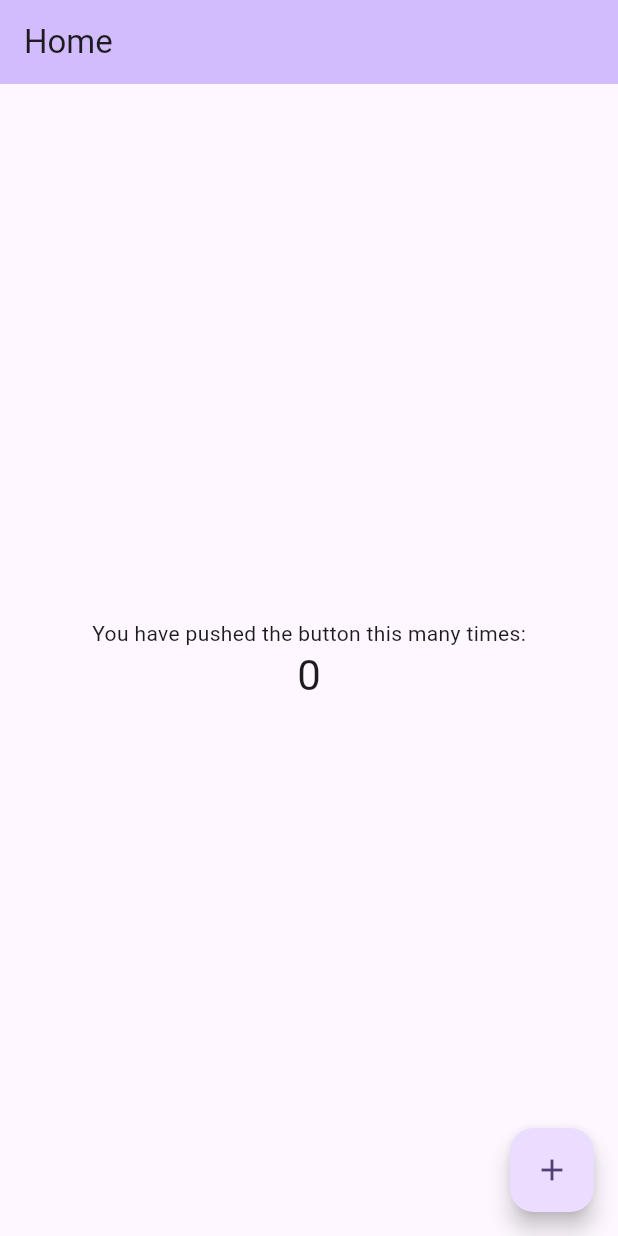
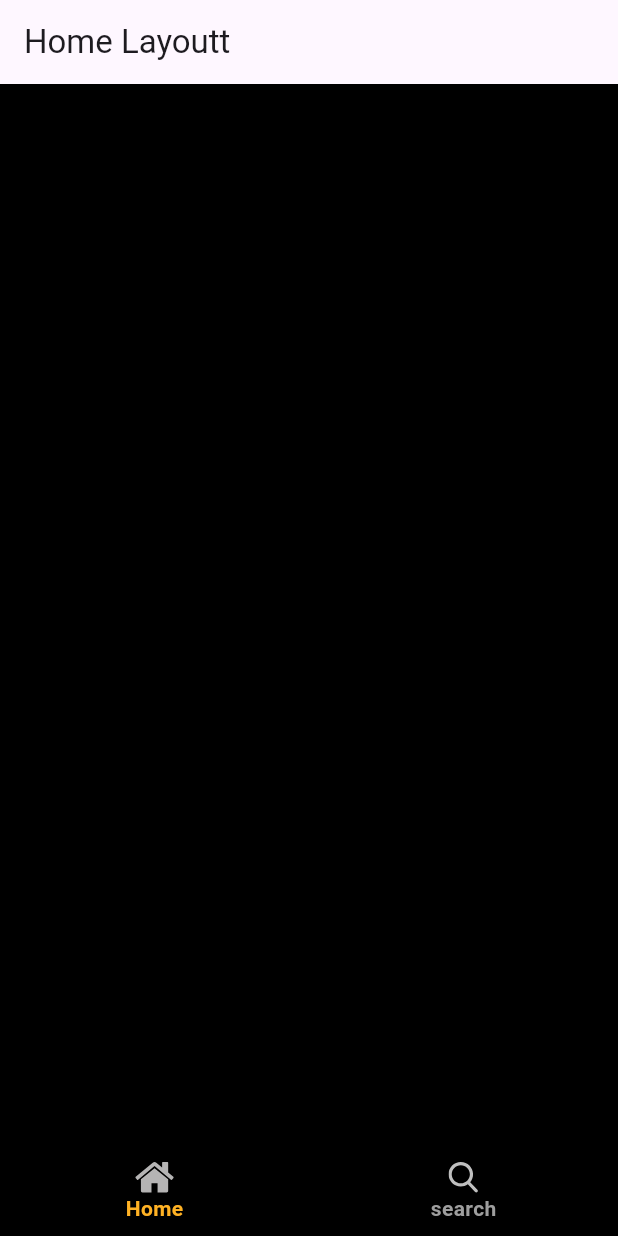
Before and after one commit to MahmoudElgaml/slash_task, a Flutter app: the screen it shows after launch, on a phone screen of 412 x 824 dp. Run offline on Flutter 3.47's test engine with Material 3 defaults, Android fonts, the phone set to English and light mode, and no system bars; drawn by our look-alikes of stylish_bottom_bar; our stand-ins replace bloc, device_preview, dio, dropdown_button2, flutter_animate, flutter_bloc and 7 more; accounts and stored records are empty.

Commit message:
- add new package for bottom navigation bar - add icons for BottomNav - add some new colors - finish BottomNavi UI

```diff
--- a/lib/config/routes/routes.dart
+++ b/lib/config/routes/routes.dart
@@ -1,5 +1,6 @@
 import 'package:flutter_bloc/flutter_bloc.dart';
 import 'package:go_router/go_router.dart';
+import 'package:slash_task/featuers/home_layout_feature/presentation/pages/home_layout_page.dart';
 import 'package:slash_task/featuers/splash_featuer/splash_view.dart';
 import 'package:slash_task/main.dart';
 
@@ -14,7 +15,7 @@ class AppRoute {
       ),
       GoRoute(
         path: home,
-        builder: (context, state) => const MyHomePage(title: "Home"),
+        builder: (context, state) => const HomeLayoutPage(),
       ),
 
 
--- a/lib/core/utils/app_color.dart
+++ b/lib/core/utils/app_color.dart
@@ -2,7 +2,8 @@
 import 'package:flutter/material.dart';
 
 abstract class AppColor{
-  static const Color authColor= Color(0xff4718AD);
-  static const Color authColorButton= Color(0xff8658E8);
+  static const blackColor=Color(0xff000000);
+  static const whiteColor=Color(0xffffffff);
+  static const yellowColor=Color(0xffFFB224);
 
 }
--- /dev/null
+++ b/lib/featuers/home_layout_feature/presentation/pages/home_layout_page.dart
@@ -0,0 +1,58 @@
+import 'package:flutter/material.dart';
+import 'package:flutter_svg/flutter_svg.dart';
+import 'package:slash_task/core/utils/app_color.dart';
+import 'package:stylish_bottom_bar/stylish_bottom_bar.dart';
+
+import '../../../../generated/assets.dart';
+
+class HomeLayoutPage extends StatelessWidget {
+  const HomeLayoutPage({super.key});
+
+  @override
+  Widget build(BuildContext context) {
+    return Scaffold(
+      backgroundColor: AppColor.blackColor,
+      appBar: AppBar(
+        title: const Text("Home Layoutt"),
+      ),
+      bottomNavigationBar: const MyBottomNavi(),
+    );
+  }
+}
+
+class MyBottomNavi extends StatefulWidget {
+  const MyBottomNavi({super.key});
+
+  @override
+  State<MyBottomNavi> createState() => _MyBottomNaviState();
+}
+
+class _MyBottomNaviState extends State<MyBottomNavi> {
+  int selectedIndex = 0;
+
+  @override
+  Widget build(BuildContext context) {
+    return StylishBottomBar(
+      hasNotch: true,
+      currentIndex: selectedIndex,
+      onTap: (value) {
+        setState(() {
+          selectedIndex = value;
+        });
+      },
+      backgroundColor: AppColor.blackColor,
+      items: [
+        BottomBarItem(
+            icon: SvgPicture.asset(Assets.imagesHomeIcon),
+            title: const Text("Home"),
+            selectedColor: AppColor.yellowColor),
+        BottomBarItem(
+          icon: SvgPicture.asset(Assets.imagesSearchIcon),
+          title: const Text("search"),
+          selectedColor: AppColor.yellowColor,
+        ),
+      ],
+      option: DotBarOptions(),
+    );
+  }
+}
--- a/pubspec.yaml
+++ b/pubspec.yaml
@@ -59,6 +59,7 @@ dependencies:
   # Declarative routing for Flutter
   go_router: ^14.6.1
   device_preview: ^1.2.0
+  stylish_bottom_bar: ^1.1.0
   #for some animations
   flutter_animate: ^4.5.2
   # iOS style icons
```
Also changed, not shown: assets/images/Home_icon.svg (added), assets/images/search_icon.svg (added), lib/generated/assets.dart, pubspec.lock.
